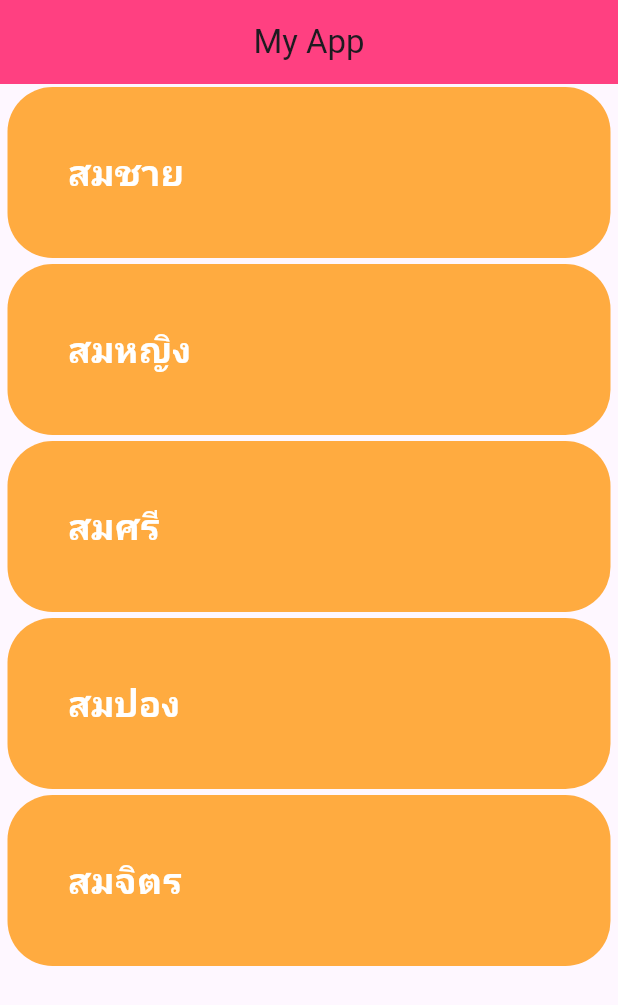
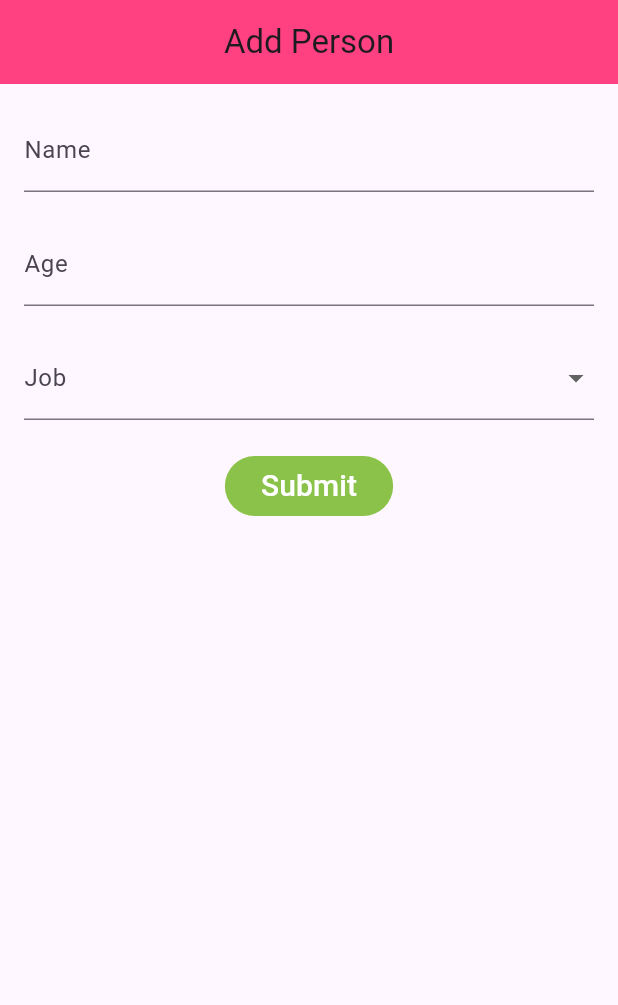
Before and after one commit to JJkittipop/learn_flutter_67_2, a Flutter app: the screen it shows after launch, on a phone screen of 412 x 824 dp. Shown: the top 1005 px of the screen. Run offline on Flutter 3.47's test engine with Material 3 defaults, Android fonts, the phone set to English and light mode, and no system bars; our stand-ins replace google_fonts.

Commit message:
Update Step 14 add form and files

```diff
--- a/lib/main.dart
+++ b/lib/main.dart
@@ -1,4 +1,5 @@
 import 'package:flutter/material.dart';
+import 'package:learn_flutter_67_2/screen/addForm.dart';
 import 'package:learn_flutter_67_2/screen/item.dart';
 
 // Step 4: sperate the home widget into a separate file
@@ -27,18 +28,21 @@ void main() {
 
 
   // STEP 2:  stateless widget
-  var scaffold = Scaffold(
-        appBar: AppBar(
-          title: Text("My App"),
-          backgroundColor: Colors.pinkAccent,
-          centerTitle: true,
-        ),
-        body:  Item(),
-      );
-  runApp(
-    MaterialApp(
-      title: "My Title",
-      home: scaffold,
-    ),
-  );
+  // var scaffold = Scaffold(
+  //       appBar: AppBar(
+  //         title: Text("My App"),
+  //         backgroundColor: Colors.pinkAccent,
+  //         centerTitle: true,
+  //       ),
+  //       body:  Item(),
+  //     );
+  // runApp(
+  //   MaterialApp(
+  //     title: "My Title",
+  //     home: scaffold,
+  //   ),
+  // );
+
+  // Step 12: Te
+  runApp(const AddForm());
 }
--- /dev/null
+++ b/lib/models/person.dart
@@ -0,0 +1,35 @@
+import 'package:flutter/material.dart';
+
+enum Job {
+  doctor(title: "Doctor", image: "assets/images/Dogs.jpg", color: Colors.red),
+  teacher(title: "Teacher", image: "assets/images/Dogs.jpg", color: Colors.green),
+  artist(title: "Artist", image: "assets/images/Dogs.jpg", color: Colors.purple),
+  chef(title: "Chef", image: "assets/images/Dogs.jpg", color: Colors.orange),
+  engineer(title: "Engineer", image: "assets/images/Dogs.jpg", color: Colors.blue);
+
+  final String title;
+  final String image;
+  final Color color;
+
+  const Job({required this.title, required this.image, required this.color});
+}
+
+class Person {
+  final String name;
+  final int age;
+  final Job job;
+
+  const Person({
+    required this.name,
+    required this.age,
+    required this.job,
+  });
+}
+
+List<Person> personList = [
+  Person(name: "สมชาย", age: 30, job: Job.doctor),
+  Person(name: "สมหญิง", age: 25, job: Job.teacher),
+  Person(name: "สมศรี", age: 28, job: Job.artist),
+  Person(name: "สมปอง", age: 35, job: Job.chef),
+  Person(name: "สมจิตร", age: 40, job: Job.engineer),
+];
--- /dev/null
+++ b/lib/screen/addForm.dart
@@ -0,0 +1,98 @@
+//Step 15
+
+
+import 'package:flutter/material.dart';
+import 'package:learn_flutter_67_2/models/person.dart';
+
+class AddForm extends StatefulWidget {
+  const AddForm({super.key});
+
+  @override
+  State<AddForm> createState() => _AddFormState();
+}
+
+class _AddFormState extends State<AddForm> {
+  // ตัวแปรเก็บค่าจากฟอร์ม
+  String? name;
+  String? age;
+  Job? selectedJob;
+  final _formKey = GlobalKey<FormState>();
+  String _name = '';
+  int _age = 20;
+  Job _job = Job.doctor;
+
+  @override
+  Widget build(BuildContext context) {
+    return MaterialApp(
+      title: "Add Person",
+      home: Scaffold(
+        appBar: AppBar(
+          title: const Text("Add Person"),
+          backgroundColor: Colors.pinkAccent,
+          centerTitle: true,
+        ),
+        body: Padding(
+          padding: const EdgeInsets.all(16.0),
+          child: Column(
+            children: [
+              TextFormField(
+                decoration: const InputDecoration(
+                  labelText: 'Name',
+                ),
+                onChanged: (value) {
+                  name = value;
+                },
+              ),
+              const SizedBox(height: 20),
+              TextFormField(
+                decoration: const InputDecoration(
+                  labelText: 'Age',
+                ),
+                keyboardType: TextInputType.number,
+                onChanged: (value) {
+                  age = value;
+                },
+              ),
+              const SizedBox(height: 20),
+              DropdownButtonFormField<Job>(
+                decoration: const InputDecoration(
+                  labelText: 'Job',
+                ),
+                items: Job.values.map((job) {
+                  return DropdownMenuItem<Job>(
+                    value: job,
+                    child: Text(job.title),
+                  );
+                }).toList(),
+                onChanged: (value) {
+                  setState(() {
+                    selectedJob = value;
+                  });
+                },
+                value: selectedJob,
+              ),
+              const SizedBox(height: 20),
+              FilledButton(
+                style: FilledButton.styleFrom(
+                  backgroundColor: Colors.lightGreen,
+                ),
+                onPressed: () {
+                  print("Name: $name");
+                  print("Age: $age");
+                  print("Job: ${selectedJob?.title}");
+                },
+                child: const Text(
+                  "Submit",
+                  style: TextStyle(
+                    color: Colors.white,
+                    fontSize: 20,
+                  ),
+                ),
+              ),
+            ],
+          ),
+        ),
+      ),
+    );
+  }
+}
--- a/lib/screen/item.dart
+++ b/lib/screen/item.dart
@@ -1,78 +1,91 @@
-// Step 8: stateful widget
-//Step 9: list view widget
+import 'package:flutter/material.dart';
+import 'package:google_fonts/google_fonts.dart';
 
-import 'package:flutter/material.dart';
+// Enum งาน พร้อมข้อมูลชื่อ, รูป, สี
+enum Job {
+  doctor(title: "Doctor", image: "assets/images/Dogs.jpg", color: Colors.red),
+  teacher(title: "Teacher", image: "assets/images/Dogs.jpg", color: Colors.green),
+  artist(title: "Artist", image: "assets/images/Dogs.jpg", color: Colors.purple),
+  chef(title: "Chef", image: "assets/images/Dogs.jpg", color: Colors.orange),
+  engineer(title: "Engineer", image: "assets/images/Dogs.jpg", color: Colors.blue);
 
-class Item extends StatefulWidget {
+  final String title;
+  final String image;
+  final Color color;
+
+  const Job({required this.title, required this.image, required this.color});
+}
+
+// คลาส Person
+class Person {
+  final String name;
+  final int age;
+  final Job job;
+
+  const Person({required this.name, required this.age, required this.job});
+}
+
+// รายชื่อคน
+const List<Person> personList = [
+  Person(name: "สมชาย", age: 30, job: Job.doctor),
+  Person(name: "สมหญิง", age: 25, job: Job.teacher),
+  Person(name: "สมศรี", age: 28, job: Job.artist),
+  Person(name: "สมปอง", age: 35, job: Job.chef),
+  Person(name: "สมจิตร", age: 40, job: Job.engineer),
+];
+
+// Widget แสดงรายการ
+class Item extends StatelessWidget {
   const Item({Key? key}) : super(key: key);
 
   @override
-  State<Item> createState() => _ItemState();
-}
-
-class _ItemState extends State<Item> {
-  int quantity = 10;
-
- void addQuantity() {
-    setState(() {
-      quantity++;
-    });
-  }
-
-void subtractQuantity() {
-    setState(() {
-      quantity = quantity > 0 ? quantity - 1 : 0;
-      });
-  }
-
-//Step 9: list view widget
-List data = ["สมชาย", "สมหญิง", "สมศรี", "สมปอง", "สมจิตร"];
-
-  @override
   Widget build(BuildContext context) {
-    // return Center(
-    //   child: Column(
-    //     mainAxisAlignment: MainAxisAlignment.center,
-    //     children: [
-    //       Text(
-    //         "Quantity: $quantity",
-    //         style: const TextStyle(fontSize: 24, fontWeight: FontWeight.bold),
-    //       ),
-    //       const SizedBox(height: 20),
-    //       Row(
-    //         mainAxisAlignment: MainAxisAlignment.center,
-    //         children: [
-    //           ElevatedButton(
-    //             onPressed: addQuantity,
-    //             child: const Text("Add"),
-    //           ),
-    //           const SizedBox(width: 20),
-    //           ElevatedButton(
-    //             onPressed: subtractQuantity,
-    //             child: const Text("Subtract"),
-    //           ),
-    //         ],
-    //       ),
-    //     ],
-    //   ),
-    // );
-
     return ListView.builder(
+      itemCount: personList.length,
       itemBuilder: (context, index) {
+        final person = personList[index];
         return Container(
+          width: double.infinity, // เพิ่มเพื่อให้เต็มความกว้าง
+          margin: const EdgeInsets.symmetric(vertical: 6, horizontal: 12),
+          padding: const EdgeInsets.all(20),
           decoration: BoxDecoration(
-          borderRadius: BorderRadius.circular(30),
-          color: Colors.orangeAccent,
+            color: person.job.color.withOpacity(0.7),  // ใช้สีพื้นหลังตาม job.color
+            borderRadius: BorderRadius.circular(16),
           ),
-        margin: EdgeInsets.symmetric(vertical: 2, horizontal: 5),
-        padding: EdgeInsets.all(40),
-        child: Text(
-          data[index],
-          style: TextStyle(fontSize: 24, color: Colors.white,
-          fontWeight: FontWeight.bold),
+          child: Row(
+            mainAxisAlignment: MainAxisAlignment.spaceBetween,
+            children: [
+              // ชื่อและงาน
+              Column(
+                crossAxisAlignment: CrossAxisAlignment.start,
+                children: [
+                  Text(
+                    person.name,
+                    style: GoogleFonts.kanit(
+                      fontSize: 24,
+                      fontWeight: FontWeight.bold,
+                      color: Colors.white,
+                    ),
+                  ),
+                  Text(
+                    person.job.title,
+                    style: GoogleFonts.kanit(
+                      fontSize: 18,
+                      color: Colors.white70,
+                    ),
+                  ),
+                ],
+              ),
+              // รูปงาน
+              Image.asset(
+                person.job.image,
+                width: 50,
+                height: 50,
+              ),
+            ],
           ),
         );
       },
-    itemCount: data.length);
+    );
   }
 }
--- a/pubspec.yaml
+++ b/pubspec.yaml
@@ -34,6 +34,9 @@ dependencies:
   # The following adds the Cupertino Icons font to your application.
   # Use with the CupertinoIcons class for iOS style icons.
   cupertino_icons: ^1.0.8
+
+  # Step 12: Add  Use google_fonts
+  google_fonts: ^6.2.1
 
 dev_dependencies:
   flutter_test:
```
Also changed, not shown: pubspec.lock. Lines whose indentation alone changed are shown as unchanged.
